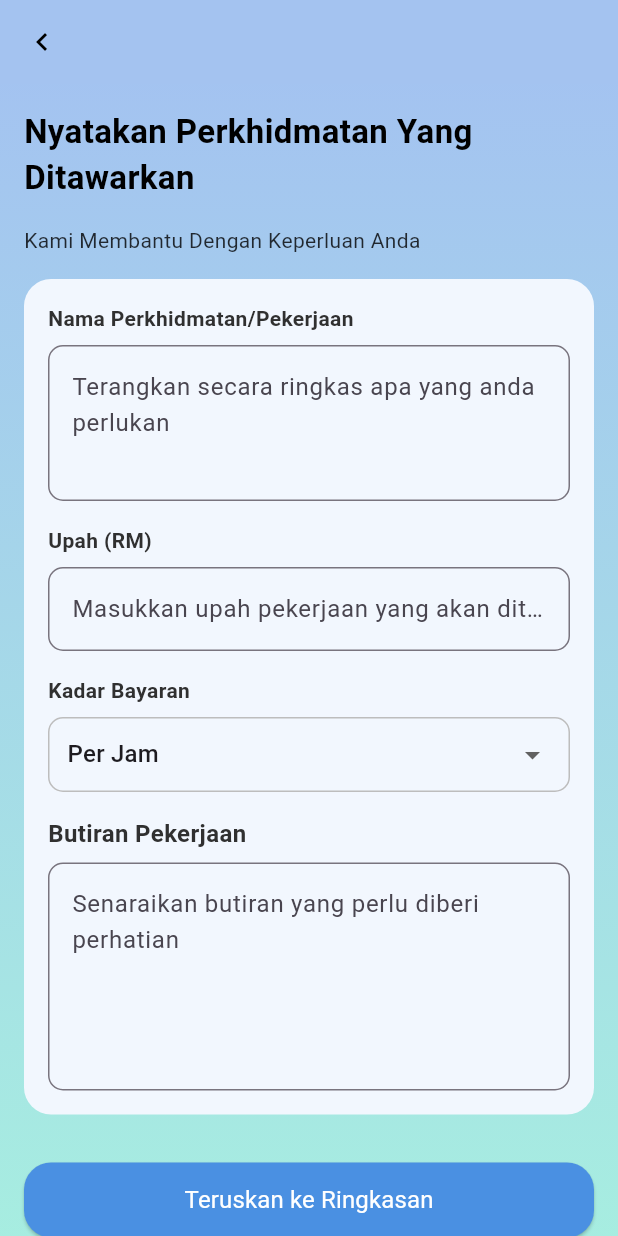
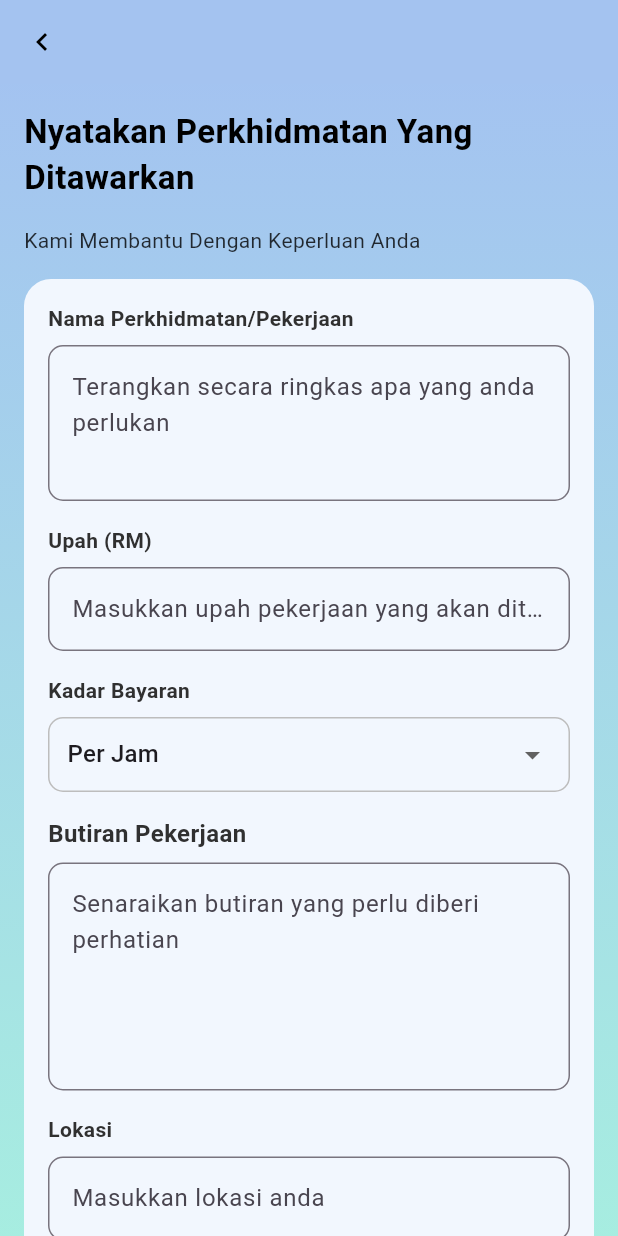
Before and after one commit to izzathakimi/henshin, a Flutter app: the RequestServicePage1Widget screen opened directly, on a phone screen of 412 x 824 dp. Run offline on Flutter 3.47's test engine with Material 3 defaults, Android fonts, the phone set to English and light mode, and no system bars; drawn by our look-alikes of auto_size_text; our stand-ins replace cached_network_image, cloud_firestore, firebase_auth, firebase_core, firebase_storage, flutter_svg and 6 more; missing offline and left inert: stream_chat, stream_chat_flutter; accounts and stored records are empty; generated files the repository leaves out were written again; Roboto replaces fonts that are missing (NatoSansKhmer, Ubuntu).

```diff
--- a/lib/login_with_email_page/login_with_email_page_widget.dart
+++ b/lib/login_with_email_page/login_with_email_page_widget.dart
@@ -133,7 +133,7 @@ class LoginWithEmailPageWidgetState extends State<LoginWithEmailPageWidget> {
                       child: FittedBox(
                         fit: BoxFit.scaleDown,
                         child: Text(
-                          'Ubah kerjaya anda bersama kamir!',
+                          'Ubah kerjaya anda bersama kami!',
                           textAlign: TextAlign.center,
                           style: HenshinTheme.bodyText1.override(
                             fontFamily: 'NatoSansKhmer',
--- a/lib/request_service_page1/request_service_page1_widget.dart
+++ b/lib/request_service_page1/request_service_page1_widget.dart
@@ -8,6 +8,7 @@ import '../common/Henshin_widgets.dart';
 import '../request_summary/request_summary_widget.dart';
 import '../home_page.dart';
 import 'package:firebase_auth/firebase_auth.dart';
+import '../secrets.dart';
 
 class RequestServicePage1Widget extends StatefulWidget {
   const RequestServicePage1Widget({Key? key}) : super(key: key);
@@ -21,6 +22,7 @@ class RequestServicePage1WidgetState extends State<RequestServicePage1Widget> {
   final TextEditingController _priceController = TextEditingController();
   final TextEditingController _requirementsController = TextEditingController();
   final TextEditingController _descriptionController = TextEditingController();
+  final TextEditingController _locationController = TextEditingController();
   String _selectedPaymentRate = 'Per Jam';
   File? _image;
   final picker = ImagePicker();
@@ -52,6 +54,7 @@ class RequestServicePage1WidgetState extends State<RequestServicePage1Widget> {
     double price = double.tryParse(_priceController.text) ?? 0;
     List<String> requirements = _requirementsController.text.split('\n');
     String description = _descriptionController.text;
+    String location = _locationController.text;
     String? imageUrl;
     final user = FirebaseAuth.instance.currentUser;
     String? userEmail = user?.email;
@@ -66,6 +69,7 @@ class RequestServicePage1WidgetState extends State<RequestServicePage1Widget> {
         'paymentRate': _selectedPaymentRate,
         'requirements': requirements,
         'description': description,
+        'location': location,
         'timestamp': FieldValue.serverTimestamp(),
         'imageUrl': imageUrl,
         'createdByEmail': userEmail,
@@ -88,7 +92,7 @@ class RequestServicePage1WidgetState extends State<RequestServicePage1Widget> {
     } catch (e) {
       print('Error saving to Firestore: $e');
       ScaffoldMessenger.of(context).showSnackBar(
-        SnackBar(content: Text('Failed to save data: $e')),
+        SnackBar(content: Text('Ralat: $e')),
       );
     }
   }
@@ -261,6 +265,25 @@ class RequestServicePage1WidgetState extends State<RequestServicePage1Widget> {
                               ),
                             ),
                           ),
+                          const SizedBox(height: 16),
+                          Text(
+                            'Lokasi',
+                            style: HenshinTheme.bodyText1.override(
+                              fontFamily: 'NatoSansKhmer',
+                              fontWeight: FontWeight.bold,
+                              useGoogleFonts: false,
+                            ),
+                          ),
+                          const SizedBox(height: 8),
+                          TextField(
+                            controller: _locationController,
+                            decoration: InputDecoration(
+                              hintText: 'Masukkan lokasi anda',
+                              border: OutlineInputBorder(
+                                borderRadius: BorderRadius.circular(10),
+                              ),
+                            ),
+                          ),
                         ],
                       ),
                     ),
--- a/lib/splash/splash_widget.dart
+++ b/lib/splash/splash_widget.dart
@@ -51,8 +51,8 @@ class SplashWidgetState extends State<SplashWidget> with TickerProviderStateMixi
   Widget build(BuildContext context) {
     final screenSize = MediaQuery.of(context).size;
     final logoSize = screenSize.width < screenSize.height
-        ? screenSize.width * 0.7
-        : screenSize.height * 0.7;
+        ? screenSize.width * 0.4
+        : screenSize.height * 0.4;
 
     return Scaffold(
       body: Container(
@@ -65,7 +65,7 @@ class SplashWidgetState extends State<SplashWidget> with TickerProviderStateMixi
         ),
         child: Center(
           child: Image.asset(
-            'assets/images/RuralHubLogo.png',
+            'assets/images/rh2.png',
             width: logoSize,
             height: logoSize,
             fit: BoxFit.contain,
--- a/pubspec.yaml
+++ b/pubspec.yaml
@@ -27,6 +27,8 @@ dependencies:
   font_awesome_flutter: ^10.7.0
   google_fonts: ^6.2.1
   intl: 0.19.0
+  google_maps_flutter: ^2.5.0
+  flutter_google_places_hoc081098: ^2.0.0
 #  json_path: ^0.3.1
   page_transition: ^2.0.4
   timeago: ^3.1.0
@@ -59,3 +61,4 @@ flutter:
   uses-material-design: true
   assets:
     - assets/images/RuralHubLogo.png
+    - assets/images/rh2.png
```
Also changed, not shown: assets/images/rh.png (added), assets/images/rh2.png (added), pubspec.lock, 4 other files.
